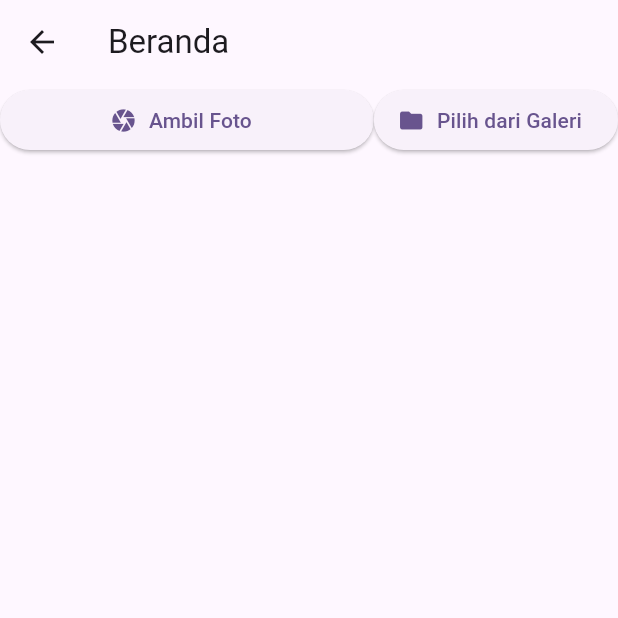
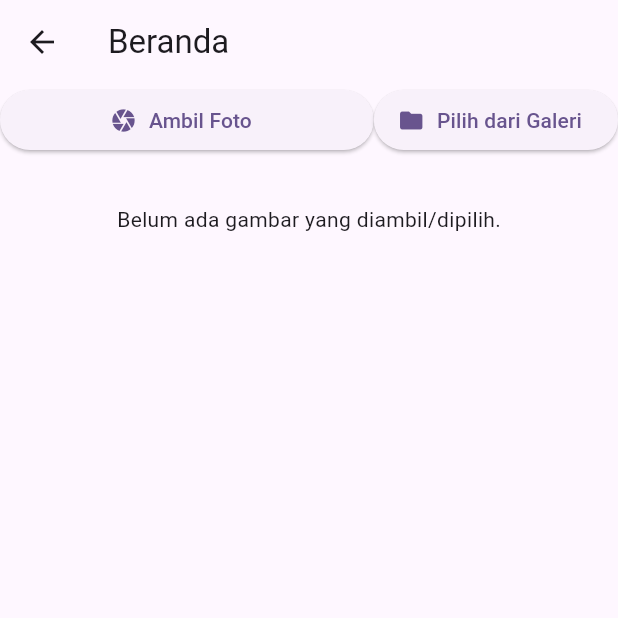
Before and after one commit to hi-lufz1/CameraFile_0181, a Flutter app: the HomePage screen opened directly, after a tap on "Pilih dari Galeri", on a phone screen of 412 x 824 dp, the top half of it. Run offline on Flutter 3.47's test engine with Material 3 defaults, Android fonts, the phone set to English and light mode, and no system bars; our stand-ins replace bloc, camera, flutter_bloc, image_picker, permission_handler.

Commit message:
menambahkan tampilan untuk menampilkan gambar yang diambil dan opsi untuk menghapus gambar

```diff
--- a/lib/home_page.dart
+++ b/lib/home_page.dart
@@ -51,6 +51,39 @@
                     ),
                   ],
                 ),
+                const SizedBox(height: 20),
+                BlocBuilder<CameraBloc, CameraState>(
+                  builder: (context, state) {
+                    final imageFile =
+                        state is CameraReady ? state.imageFile : null;
+
+                    return imageFile != null
+                        ? Column(
+                          children: [
+                            Padding(
+                              padding: const EdgeInsets.all(8.0),
+                              child: Image.file(
+                                imageFile,
+                                width: double.infinity,
+                              ),
+                            ),
+                            Text('Gambar disimpan di: ${imageFile.path}'),
+                            ElevatedButton.icon(
+                              icon: Icon(Icons.delete),
+                              label: const Text('Hapus Gambar'),
+                              onPressed:
+                                  () => context.read<CameraBloc>().add(
+                                    DeleteImage(),
+                                  ),
+                            ),
+                          ],
+                        )
+                        : const Padding(
+                          padding: EdgeInsets.all(12.0),
+                          child: Text('Belum ada gambar yang diambil/dipilih.'),
+                        );
+                  },
+                ),
               ],
             );
           },
```
